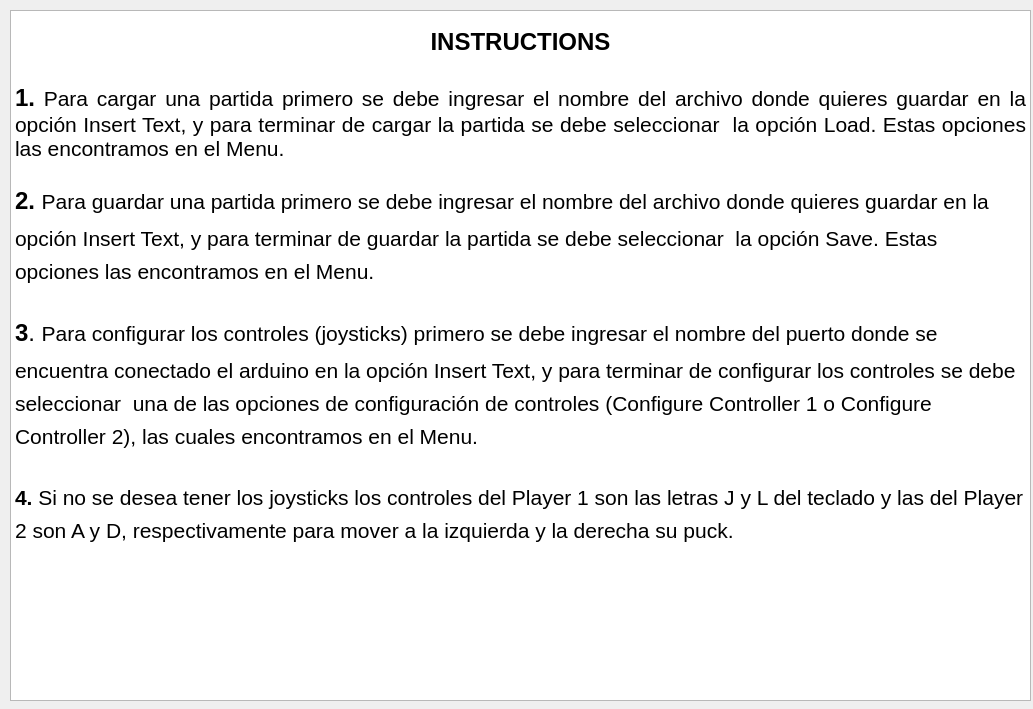
Old version of the form game/help.ui in the repository yjmantilla/hockey.
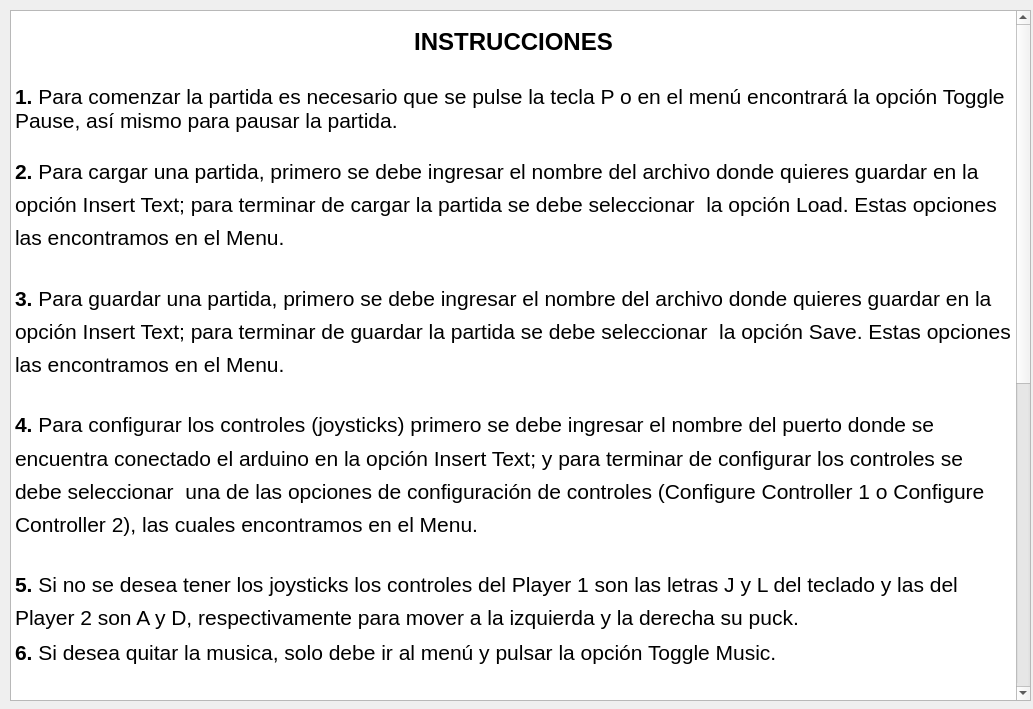
New version of the form.

Commit message: Fin de Ajustes

```diff
--- a/game/help.ui
+++ b/game/help.ui
@@ -28,16 +28,32 @@
 p, li { white-space: pre-wrap; }
 &lt;/style&gt;&lt;/head&gt;&lt;body style=&quot; font-family:'MS Shell Dlg 2'; font-size:7.8pt; font-weight:400; font-style:normal;&quot;&gt;
 &lt;p align=&quot;center&quot; style=&quot;-qt-paragraph-type:empty; margin-top:0px; margin-bottom:0px; margin-left:0px; margin-right:0px; -qt-block-indent:0; text-indent:0px;&quot;&gt;&lt;br /&gt;&lt;/p&gt;
+&lt;p align=&quot;center&quot; style=&quot; margin-top:0px; margin-bottom:0px; margin-left:0px; margin-right:0px; -qt-block-indent:0; text-indent:0px;&quot;&gt;&lt;span style=&quot; font-size:18pt; font-weight:600;&quot;&gt;INSTRUCCIONES&lt;/span&gt;&lt;/p&gt;
+&lt;p align=&quot;center&quot; style=&quot;-qt-paragraph-type:empty; margin-top:0px; margin-bottom:0px; margin-left:0px; margin-right:0px; -qt-block-indent:0; text-indent:0px; font-size:18pt; font-weight:600;&quot;&gt;&lt;br /&gt;&lt;/p&gt;
+&lt;p style=&quot; margin-top:0px; margin-bottom:0px; margin-left:0px; margin-right:0px; -qt-block-indent:0; text-indent:0px;&quot;&gt;&lt;a name=&quot;docs-internal-guid-e3f24663-d23a-7b04-bf77-b31a097367ed&quot;&gt;&lt;/a&gt;&lt;span style=&quot; font-family:'Arial'; font-size:16pt; font-weight:696; color:#000000; background-color:transparent;&quot;&gt;1&lt;/span&gt;&lt;span style=&quot; font-family:'Arial'; font-size:16pt; font-weight:696; color:#000000; background-color:transparent;&quot;&gt;.&lt;/span&gt;&lt;span style=&quot; font-family:'Arial'; font-size:16pt; color:#000000; background-color:transparent;&quot;&gt; Para comenzar la partida es necesario que se pulse la tecla P o en el menú encontrará la opción Toggle Pause, así mismo para pausar la partida. &lt;/span&gt;&lt;/p&gt;
+&lt;p style=&quot; margin-top:0px; margin-bottom:0px; margin-left:0px; margin-right:0px; -qt-block-indent:0; text-indent:0px;&quot;&gt;&lt;span style=&quot; font-size:8pt;&quot;&gt;&lt;br /&gt;&lt;/span&gt;&lt;/p&gt;
+&lt;p style=&quot; margin-top:0px; margin-bottom:0px; margin-left:0px; margin-right:0px; -qt-block-indent:0; text-indent:0px; line-height:138%;&quot;&gt;&lt;span style=&quot; font-family:'Arial'; font-size:16pt; font-weight:696; color:#000000; background-color:transparent;&quot;&gt;2.&lt;/span&gt;&lt;span style=&quot; font-family:'Arial'; font-size:16pt; color:#000000; background-color:transparent;&quot;&gt; Para cargar una partida, primero se debe ingresar el nombre del archivo donde quieres guardar en la opción Insert Text; para terminar de cargar la partida se debe seleccionar  la opción Load. Estas opciones las encontramos en el Menu.&lt;/span&gt;&lt;/p&gt;
+&lt;p style=&quot; margin-top:0px; margin-bottom:0px; margin-left:0px; margin-right:0px; -qt-block-indent:0; text-indent:0px;&quot;&gt;&lt;span style=&quot; font-size:8pt;&quot;&gt;&lt;br /&gt;&lt;/span&gt;&lt;/p&gt;
+&lt;p style=&quot; margin-top:0px; margin-bottom:0px; margin-left:0px; margin-right:0px; -qt-block-indent:0; text-indent:0px; line-height:138%;&quot;&gt;&lt;span style=&quot; font-family:'Arial'; font-size:16pt; font-weight:696; color:#000000; background-color:transparent;&quot;&gt;3.&lt;/span&gt;&lt;span style=&quot; font-family:'Arial'; font-size:16pt; color:#000000; background-color:transparent;&quot;&gt; Para guardar una partida, primero se debe ingresar el nombre del archivo donde quieres guardar en la opción Insert Text; para terminar de guardar la partida se debe seleccionar  la opción Save. Estas opciones las encontramos en el Menu.&lt;/span&gt;&lt;/p&gt;
+&lt;p style=&quot; margin-top:0px; margin-bottom:0px; margin-left:0px; margin-right:0px; -qt-block-indent:0; text-indent:0px;&quot;&gt;&lt;span style=&quot; font-size:8pt;&quot;&gt;&lt;br /&gt;&lt;/span&gt;&lt;/p&gt;
+&lt;p style=&quot; margin-top:0px; margin-bottom:0px; margin-left:0px; margin-right:0px; -qt-block-indent:0; text-indent:0px; line-height:138%;&quot;&gt;&lt;span style=&quot; font-family:'Arial'; font-size:16pt; font-weight:696; color:#000000; background-color:transparent;&quot;&gt;4.&lt;/span&gt;&lt;span style=&quot; font-family:'Arial'; font-size:16pt; color:#000000; background-color:transparent;&quot;&gt; Para configurar los controles (joysticks) primero se debe ingresar el nombre del puerto donde se encuentra conectado el arduino en la opción Insert Text; y para terminar de configurar los controles se debe seleccionar  una de las opciones de configuración de controles (Configure Controller 1 o Configure Controller 2), las cuales encontramos en el Menu.&lt;/span&gt;&lt;/p&gt;
+&lt;p style=&quot; margin-top:0px; margin-bottom:0px; margin-left:0px; margin-right:0px; -qt-block-indent:0; text-indent:0px;&quot;&gt;&lt;span style=&quot; font-size:8pt;&quot;&gt;&lt;br /&gt;&lt;/span&gt;&lt;/p&gt;
+&lt;p style=&quot; margin-top:0px; margin-bottom:0px; margin-left:0px; margin-right:0px; -qt-block-indent:0; text-indent:0px; line-height:138%;&quot;&gt;&lt;span style=&quot; font-family:'Arial'; font-size:16pt; font-weight:696; color:#000000; background-color:transparent;&quot;&gt;5.&lt;/span&gt;&lt;span style=&quot; font-family:'Arial'; font-size:16pt; color:#000000; background-color:transparent;&quot;&gt; Si no se desea tener los joysticks los controles del Player 1 son las letras J y L del teclado y las del Player 2 son A y D, respectivamente para mover a la izquierda y la derecha su puck.&lt;/span&gt;&lt;/p&gt;
+&lt;p style=&quot; margin-top:0px; margin-bottom:0px; margin-left:0px; margin-right:0px; -qt-block-indent:0; text-indent:0px; line-height:138%;&quot;&gt;&lt;a name=&quot;docs-internal-guid-39a86e98-d23c-05b6-faf2-73949d1c4c41&quot;&gt;&lt;/a&gt;&lt;span style=&quot; font-family:'Arial'; font-size:16pt; font-weight:696; color:#000000; background-color:transparent;&quot;&gt;6&lt;/span&gt;&lt;span style=&quot; font-family:'Arial'; font-size:16pt; font-weight:696; color:#000000; background-color:transparent;&quot;&gt;.&lt;/span&gt;&lt;span style=&quot; font-family:'Arial'; font-size:16pt; color:#000000; background-color:transparent;&quot;&gt; Si desea quitar la musica, solo debe ir al menú y pulsar la opción Toggle Music.&lt;/span&gt;&lt;/p&gt;
+&lt;p style=&quot; margin-top:0px; margin-bottom:0px; margin-left:0px; margin-right:0px; -qt-block-indent:0; text-indent:0px;&quot;&gt;&lt;span style=&quot; font-size:8pt;&quot;&gt;&lt;br /&gt;&lt;/span&gt;&lt;/p&gt;
+&lt;p style=&quot; margin-top:0px; margin-bottom:0px; margin-left:0px; margin-right:0px; -qt-block-indent:0; text-indent:0px;&quot;&gt;&lt;span style=&quot; font-size:8pt;&quot;&gt;&lt;br /&gt;------------------------------------------------------------------------------------------------------------------------------------------------------------------------------------------------------&lt;/span&gt;&lt;/p&gt;
 &lt;p align=&quot;center&quot; style=&quot; margin-top:0px; margin-bottom:0px; margin-left:0px; margin-right:0px; -qt-block-indent:0; text-indent:0px;&quot;&gt;&lt;span style=&quot; font-size:18pt; font-weight:600;&quot;&gt;INSTRUCTIONS&lt;/span&gt;&lt;/p&gt;
 &lt;p align=&quot;center&quot; style=&quot;-qt-paragraph-type:empty; margin-top:0px; margin-bottom:0px; margin-left:0px; margin-right:0px; -qt-block-indent:0; text-indent:0px; font-size:18pt; font-weight:600;&quot;&gt;&lt;br /&gt;&lt;/p&gt;
-&lt;p align=&quot;justify&quot; style=&quot; margin-top:0px; margin-bottom:0px; margin-left:0px; margin-right:0px; -qt-block-indent:0; text-indent:0px;&quot;&gt;&lt;a name=&quot;docs-internal-guid-05542ca2-d1ca-9ace-359c-a0957dee5593&quot;&gt;&lt;/a&gt;&lt;span style=&quot; font-family:'Arial'; font-size:18pt; font-weight:600; color:#000000; background-color:transparent;&quot;&gt;1&lt;/span&gt;&lt;span style=&quot; font-family:'Arial'; font-size:18pt; font-weight:600; color:#000000; background-color:transparent;&quot;&gt;.&lt;/span&gt;&lt;span style=&quot; font-family:'Arial'; font-size:16pt; color:#000000; background-color:transparent;&quot;&gt; Para cargar una partida primero se debe ingresar el nombre del archivo donde quieres guardar en la opción Insert Text, y para terminar de cargar la partida se debe seleccionar  la opción Load. Estas opciones las encontramos en el Menu.&lt;/span&gt;&lt;/p&gt;
+&lt;p style=&quot; margin-top:0px; margin-bottom:0px; margin-left:0px; margin-right:0px; -qt-block-indent:0; text-indent:0px; line-height:138%;&quot;&gt;&lt;a name=&quot;docs-internal-guid-8c4cb13c-d239-79fd-c895-22d75acddd85&quot;&gt;&lt;/a&gt;&lt;span style=&quot; font-family:'Arial'; font-size:16pt; font-weight:696; color:#000000; background-color:transparent;&quot;&gt;1&lt;/span&gt;&lt;span style=&quot; font-family:'Arial'; font-size:16pt; font-weight:696; color:#000000; background-color:transparent;&quot;&gt;. &lt;/span&gt;&lt;span style=&quot; font-family:'Arial'; font-size:16pt; color:#000000; background-color:transparent;&quot;&gt;To start the game it is necessary to press the P key or in the menu you will find the Toggle Pause option, also to pause the game.&lt;/span&gt;&lt;/p&gt;
 &lt;p style=&quot; margin-top:0px; margin-bottom:0px; margin-left:0px; margin-right:0px; -qt-block-indent:0; text-indent:0px;&quot;&gt;&lt;span style=&quot; font-size:8pt;&quot;&gt;&lt;br /&gt;&lt;/span&gt;&lt;/p&gt;
-&lt;p style=&quot; margin-top:0px; margin-bottom:0px; margin-left:0px; margin-right:0px; -qt-block-indent:0; text-indent:0px; line-height:138%;&quot;&gt;&lt;span style=&quot; font-family:'Arial'; font-size:18pt; font-weight:600; color:#000000; background-color:transparent;&quot;&gt;2.&lt;/span&gt;&lt;span style=&quot; font-family:'Arial'; font-size:18pt; color:#000000; background-color:transparent;&quot;&gt; &lt;/span&gt;&lt;span style=&quot; font-family:'Arial'; font-size:16pt; color:#000000; background-color:transparent;&quot;&gt;Para guardar una partida primero se debe ingresar el nombre del archivo donde quieres guardar en la opción Insert Text, y para terminar de guardar la partida se debe seleccionar  la opción Save. Estas opciones las encontramos en el Menu.&lt;/span&gt;&lt;/p&gt;
+&lt;p style=&quot; margin-top:0px; margin-bottom:0px; margin-left:0px; margin-right:0px; -qt-block-indent:0; text-indent:0px; line-height:138%;&quot;&gt;&lt;span style=&quot; font-family:'Arial'; font-size:16pt; font-weight:696; color:#000000; background-color:transparent;&quot;&gt;2. &lt;/span&gt;&lt;span style=&quot; font-family:'Arial'; font-size:16pt; color:#000000; background-color:transparent;&quot;&gt;To load a game, you must first enter the name of the file where you want to save in the Insert Text option; to finish loading the game, the Load option must be selected. These options are found in the Menu.&lt;/span&gt;&lt;/p&gt;
 &lt;p style=&quot; margin-top:0px; margin-bottom:0px; margin-left:0px; margin-right:0px; -qt-block-indent:0; text-indent:0px;&quot;&gt;&lt;span style=&quot; font-size:8pt;&quot;&gt;&lt;br /&gt;&lt;/span&gt;&lt;/p&gt;
-&lt;p style=&quot; margin-top:0px; margin-bottom:0px; margin-left:0px; margin-right:0px; -qt-block-indent:0; text-indent:0px; line-height:138%;&quot;&gt;&lt;span style=&quot; font-family:'Arial'; font-size:18pt; font-weight:600; color:#000000; background-color:transparent;&quot;&gt;3&lt;/span&gt;&lt;span style=&quot; font-family:'Arial'; font-size:18pt; color:#000000; background-color:transparent;&quot;&gt;. &lt;/span&gt;&lt;span style=&quot; font-family:'Arial'; font-size:16pt; color:#000000; background-color:transparent;&quot;&gt;Para configurar los controles (joysticks) primero se debe ingresar el nombre del puerto donde se encuentra conectado el arduino en la opción Insert Text, y para terminar de configurar los controles se debe seleccionar  una de las opciones de configuración de controles (Configure Controller 1 o Configure Controller 2), las cuales encontramos en el Menu.&lt;/span&gt;&lt;/p&gt;
+&lt;p style=&quot; margin-top:0px; margin-bottom:0px; margin-left:0px; margin-right:0px; -qt-block-indent:0; text-indent:0px; line-height:138%;&quot;&gt;&lt;span style=&quot; font-family:'Arial'; font-size:16pt; font-weight:696; color:#000000; background-color:transparent;&quot;&gt;3.&lt;/span&gt;&lt;span style=&quot; font-family:'Arial'; font-size:16pt; color:#000000; background-color:transparent;&quot;&gt; To save a game, you must first enter the name of the file where you want to save in the Insert Text option; to finish saving the game, select the Save option. These options are found in the Menu.&lt;/span&gt;&lt;/p&gt;
 &lt;p style=&quot; margin-top:0px; margin-bottom:0px; margin-left:0px; margin-right:0px; -qt-block-indent:0; text-indent:0px;&quot;&gt;&lt;span style=&quot; font-size:8pt;&quot;&gt;&lt;br /&gt;&lt;/span&gt;&lt;/p&gt;
-&lt;p style=&quot; margin-top:0px; margin-bottom:0px; margin-left:0px; margin-right:0px; -qt-block-indent:0; text-indent:0px; line-height:138%;&quot;&gt;&lt;span style=&quot; font-family:'Arial'; font-size:16pt; font-weight:600; color:#000000; background-color:transparent;&quot;&gt;4.&lt;/span&gt;&lt;span style=&quot; font-family:'Arial'; font-size:16pt; color:#000000; background-color:transparent;&quot;&gt; Si no se desea tener los joysticks los controles del Player 1 son las letras J y L del teclado y las del Player 2 son A y D, respectivamente para mover a la izquierda y la derecha su puck.&lt;/span&gt;&lt;/p&gt;
-&lt;p style=&quot; margin-top:0px; margin-bottom:0px; margin-left:0px; margin-right:0px; -qt-block-indent:0; text-indent:0px;&quot;&gt;&lt;span style=&quot; font-size:8pt;&quot;&gt;&lt;br /&gt;&lt;/span&gt;&lt;/p&gt;&lt;/body&gt;&lt;/html&gt;</string>
+&lt;p style=&quot; margin-top:0px; margin-bottom:0px; margin-left:0px; margin-right:0px; -qt-block-indent:0; text-indent:0px; line-height:138%;&quot;&gt;&lt;span style=&quot; font-family:'Arial'; font-size:16pt; font-weight:696; color:#000000; background-color:transparent;&quot;&gt;4.&lt;/span&gt;&lt;span style=&quot; font-family:'Arial'; font-size:16pt; color:#000000; background-color:transparent;&quot;&gt; To configure the controls (joysticks) you must first enter the name of the port where the arduino is connected in the Insert Text option; and to finish configuring the controls one of the control configuration options must be selected (Configure Controller 1 or Configure Controller 2), which we find in the Menu.&lt;/span&gt;&lt;/p&gt;
+&lt;p style=&quot; margin-top:0px; margin-bottom:0px; margin-left:0px; margin-right:0px; -qt-block-indent:0; text-indent:0px;&quot;&gt;&lt;span style=&quot; font-size:8pt;&quot;&gt;&lt;br /&gt;&lt;/span&gt;&lt;span style=&quot; font-family:'Arial'; font-size:16pt; font-weight:696; color:#000000; background-color:transparent;&quot;&gt;5.&lt;/span&gt;&lt;span style=&quot; font-family:'Arial'; font-size:16pt; color:#000000; background-color:transparent;&quot;&gt; If you do not want to have the joysticks, the controls of Player 1 are the letters J and L on the keyboard and those of Player 2 are A and D, respectively, to move your puck to the left and right.&lt;/span&gt;&lt;/p&gt;
+&lt;p style=&quot;-qt-paragraph-type:empty; margin-top:0px; margin-bottom:0px; margin-left:0px; margin-right:0px; -qt-block-indent:0; text-indent:0px; font-family:'Arial'; font-size:16pt; color:#000000;&quot;&gt;&lt;br /&gt;&lt;/p&gt;
+&lt;p style=&quot; margin-top:0px; margin-bottom:0px; margin-left:0px; margin-right:0px; -qt-block-indent:0; text-indent:0px;&quot;&gt;&lt;a name=&quot;docs-internal-guid-01714aee-d23c-f554-7dfe-7e693af50d1c&quot;&gt;&lt;/a&gt;&lt;span style=&quot; font-family:'Arial'; font-size:16pt; font-weight:696; color:#000000; background-color:transparent;&quot;&gt;6&lt;/span&gt;&lt;span style=&quot; font-family:'Arial'; font-size:16pt; font-weight:696; color:#000000; background-color:transparent;&quot;&gt;.&lt;/span&gt;&lt;span style=&quot; font-family:'Arial'; font-size:16pt; color:#000000; background-color:transparent;&quot;&gt; If you want to remove the music, you just have to go to the menu and press the Toggle Music option.&lt;/span&gt;&lt;/p&gt;&lt;/body&gt;&lt;/html&gt;</string>
    </property>
   </widget>
  </widget>
```
The commit also changes 1 other file.
